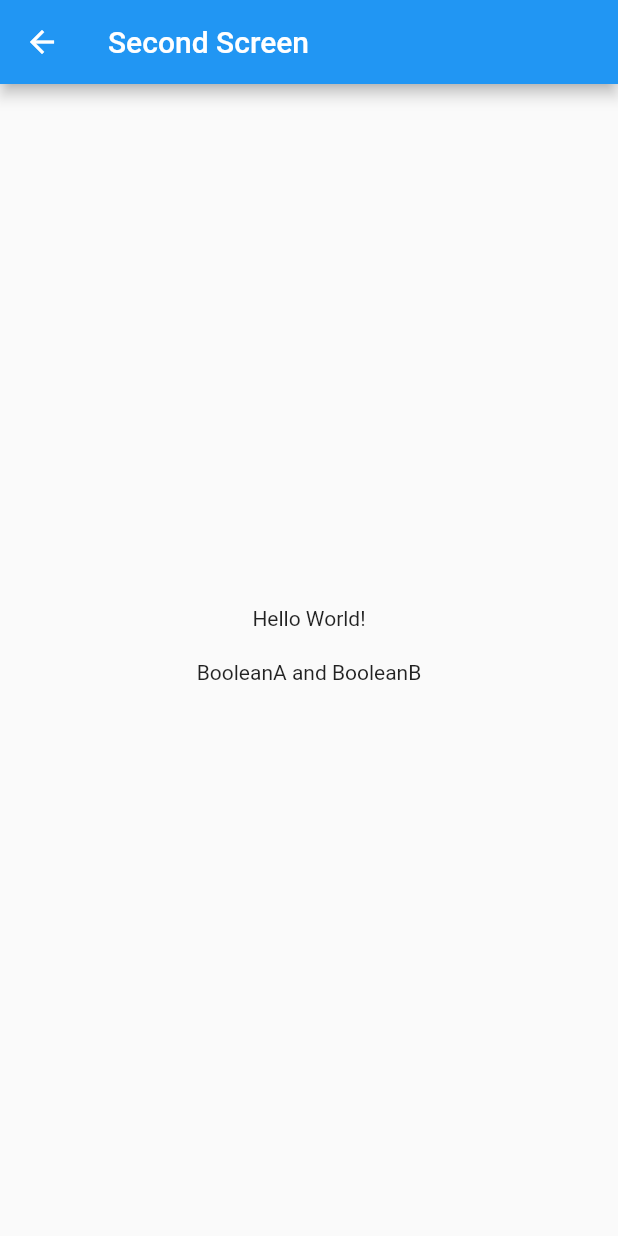
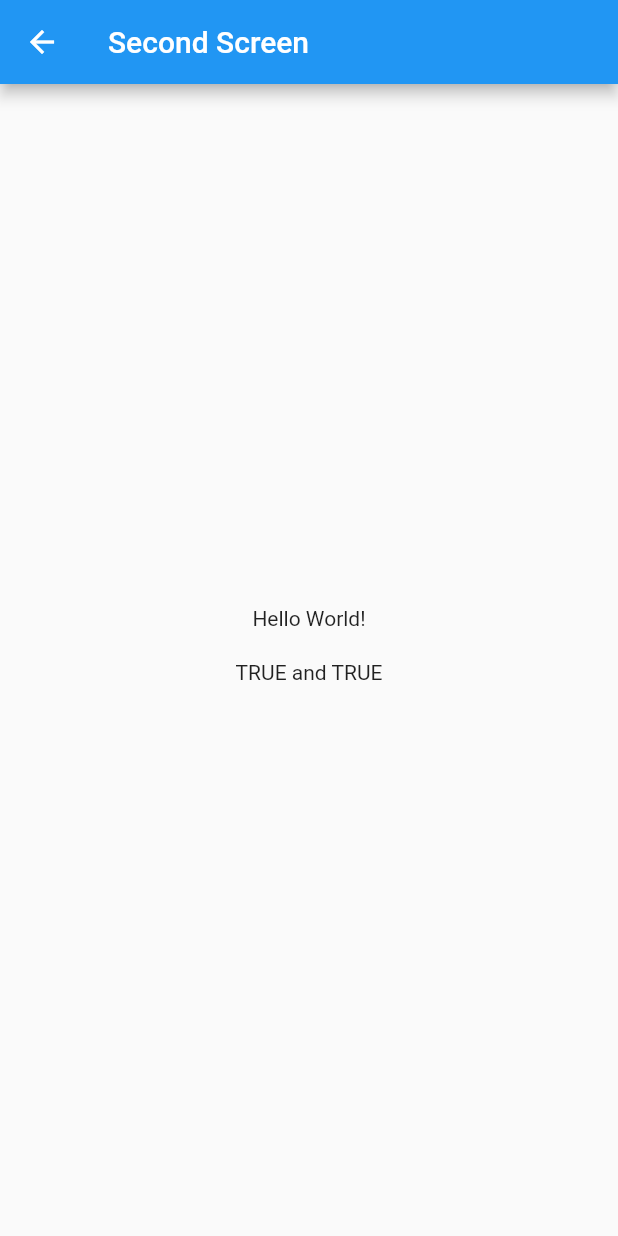
Before and after one commit to max-torch/bloc_workshop, a Flutter app: the SecondScreen screen opened directly, on a phone screen of 412 x 824 dp. Run offline on Flutter 3.47's test engine with Material 2 defaults, Android fonts, the phone set to English and light mode, and no system bars; our stand-ins replace bloc, flutter_bloc.

Commit message:
Build based on the state from the two blocs in the second screen
Show that state is preserved across screens

```diff
--- a/lib/presentation/screens/second_screen.dart
+++ b/lib/presentation/screens/second_screen.dart
@@ -1,4 +1,8 @@
 import 'package:flutter/material.dart';
+import 'package:flutter_bloc/flutter_bloc.dart';
+
+import '../../bloc/first_boolean/first_boolean_bloc.dart';
+import '../../bloc/second_boolean/second_boolean_bloc.dart';
 
 class SecondScreen extends StatelessWidget {
   const SecondScreen({
@@ -17,7 +21,12 @@ class SecondScreen extends StatelessWidget {
             SizedBox(
               height: 20,
             ),
-            Text("BooleanA and BooleanB"),
+            Builder(builder: (context) {
+              final stateA = context.watch<FirstBooleanBloc>().state;
+              final stateB = context.watch<SecondBooleanBloc>().state;
+              return Text(
+                  "${stateA.toString().toUpperCase()} and ${stateB.toString().toUpperCase()}");
+            }),
             SizedBox(
               height: 20,
             ),
```
